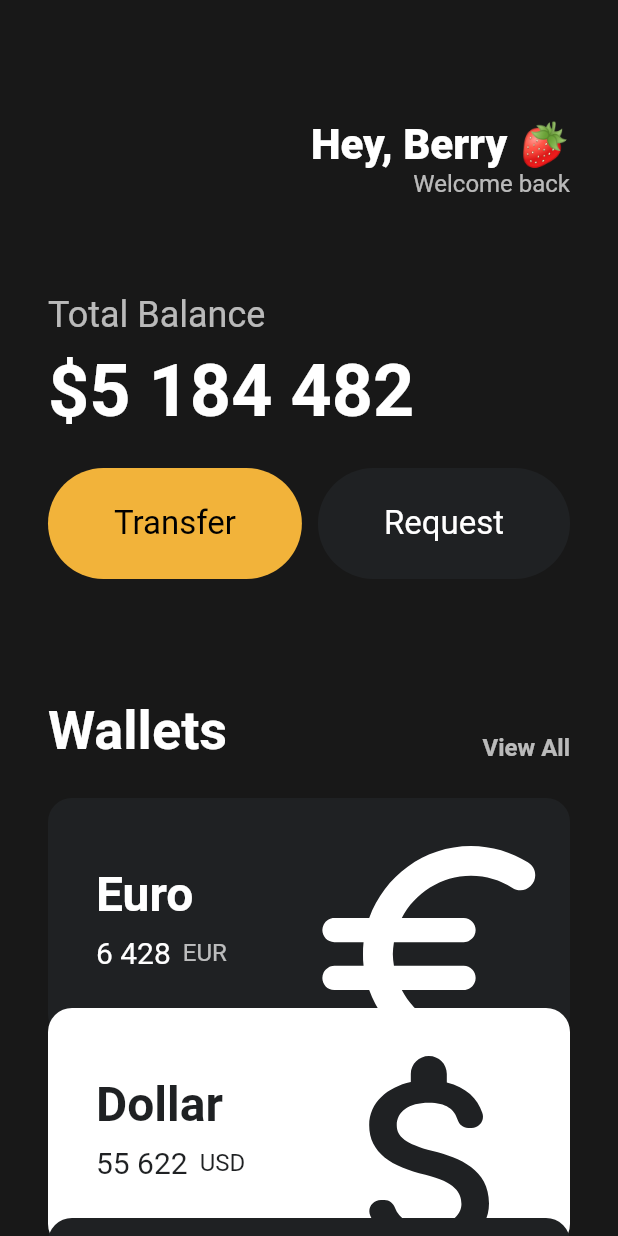
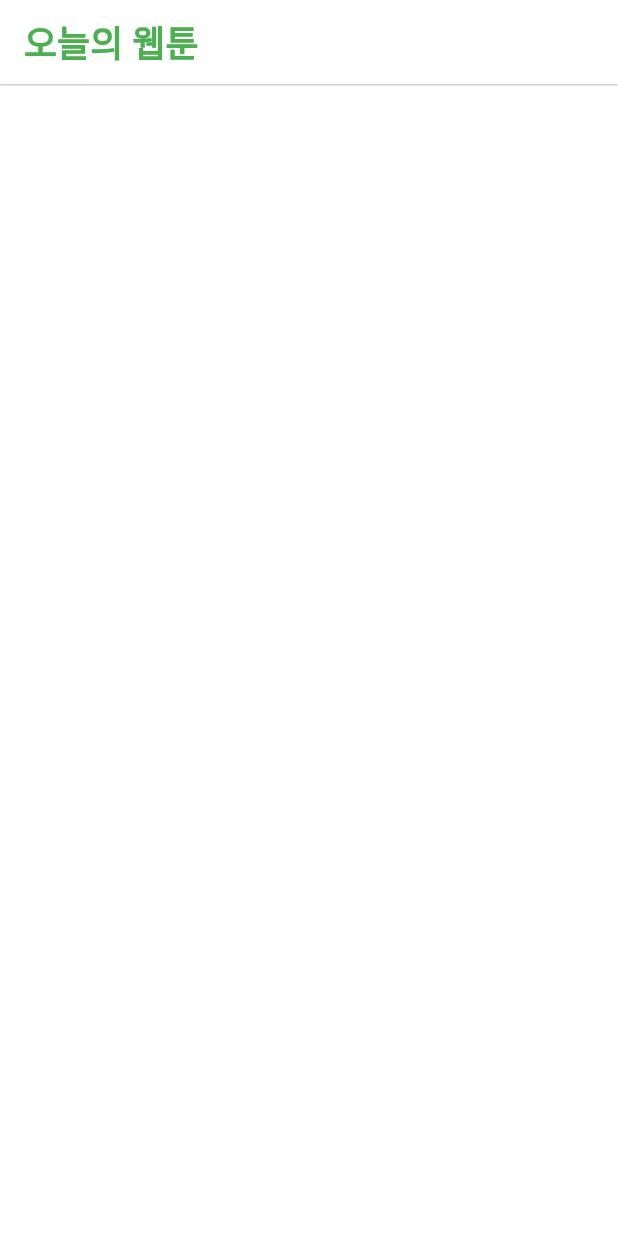
Before and after one commit to seoziyeong/nomadcoder-flutter-webtoon, a Flutter app: the screen it shows after launch, on a phone screen of 412 x 824 dp. Run offline on Flutter 3.47's test engine with Material 2 defaults, Android fonts, the phone set to English and light mode, and no system bars.

Commit message:
design : appBar ui

```diff
--- a/lib/main.dart
+++ b/lib/main.dart
@@ -1,6 +1,5 @@
 import 'package:flutter/material.dart';
-import 'package:nomadcoder_flutter_webtoon/widgets/button.dart';
-import 'package:nomadcoder_flutter_webtoon/widgets/currency_card.dart';
+import 'package:nomadcoder_flutter_webtoon/screens/home.screen.dart';
 
 void main() {
   runApp(const App());
@@ -14,137 +13,13 @@ class App extends StatelessWidget {
 
   @override
   Widget build(BuildContext context) {
-    return MaterialApp(
-      home: Scaffold(
-        backgroundColor: const Color(0xFF181818),
-        body: SingleChildScrollView(
-          // 세로 스크롤
-          child: Padding(
-            padding: const EdgeInsets.symmetric(horizontal: 32),
-            child: Column(
-              crossAxisAlignment: CrossAxisAlignment.start,
-              children: [
-                const SizedBox(
-                  height: 80,
-                ),
-                Row(
-                  mainAxisAlignment: MainAxisAlignment.end,
-                  children: [
-                    Column(
-                      crossAxisAlignment: CrossAxisAlignment.end,
-                      children: [
-                        const Text("Hey, Berry 🍓",
-                            style: TextStyle(
-                              color: Colors.white,
-                              fontSize: 28,
-                              fontWeight: FontWeight.w800,
-                            )),
-                        Text(
-                          "Welcome back",
-                          style: TextStyle(
-                            color: Colors.white.withOpacity(0.7),
-                            fontSize: 16,
-                          ),
-                        ),
-                      ],
-                    )
-                  ],
-                ),
-                const SizedBox(
-                  height: 64,
-                ),
-                Text(
-                  "Total Balance",
-                  style: TextStyle(
-                    fontSize: 24,
-                    color: Colors.white.withOpacity(0.7),
-                  ),
-                ),
-                const SizedBox(
-                  height: 8,
-                ),
-                const Text(
-                  "\$5 184 482",
-                  style: TextStyle(
-                      fontSize: 48,
-                      color: Colors.white,
-                      fontWeight: FontWeight.w700),
-                ),
-                const SizedBox(
-                  height: 24,
-                ),
-                const Row(
-                  mainAxisAlignment: MainAxisAlignment.spaceBetween,
-                  children: [
-                    Button(
-                      text: 'Transfer',
-                      bgColor: Color(0xFFF2B33A),
-                      textColor: Colors.black,
-                    ),
-                    Button(
-                      text: 'Request',
-                      bgColor: Color(0xfff1f2123),
-                      textColor: Colors.white,
-                    ),
-                  ],
-                ),
-                const SizedBox(
-                  height: 80,
-                ),
-                Row(
-                  crossAxisAlignment: CrossAxisAlignment.end,
-                  mainAxisAlignment: MainAxisAlignment.spaceBetween,
-                  children: [
-                    const Text(
-                      "Wallets",
-                      style: TextStyle(
-                        color: Colors.white,
-                        fontSize: 36,
-                        fontWeight: FontWeight.w700,
-                      ),
-                    ),
-                    Text(
-                      "View All",
-                      style: TextStyle(
-                        color: Colors.white.withOpacity(0.7),
-                        fontSize: 16,
-                        fontWeight: FontWeight.w600,
-                      ),
-                    ),
-                  ],
-                ),
-                const SizedBox(
-                  height: 24,
-                ),
-                const CurrencyCard(
-                  name: "Euro",
-                  code: "EUR",
-                  amount: "6 428",
-                  icon: Icons.euro_rounded,
-                  isInverted: false,
-                  offsetOrder: 0,
-                ),
-                const CurrencyCard(
-                  name: "Dollar",
-                  code: "USD",
-                  amount: "55 622",
-                  icon: Icons.attach_money_rounded,
-                  isInverted: true,
-                  offsetOrder: -20,
-                ),
-                const CurrencyCard(
-                  name: "Rupee",
-                  code: "INR",
-                  amount: "28 981",
-                  icon: Icons.currency_rupee_rounded,
-                  isInverted: false,
-                  offsetOrder: -40,
-                ),
-              ],
-            ),
-          ),
-        ),
-      ),
+    return const MaterialApp(
+      home: HomeScreen(),
+      // home: Scaffold(
+      //   backgroundColor: const Color(0xFF181818),
+      //   body: Container(),
+      //   // 세로 스크롤
+      // ),
     );
   }
 }
--- /dev/null
+++ b/lib/screens/home.screen.dart
@@ -0,0 +1,25 @@
+import 'package:flutter/material.dart';
+import 'package:flutter/services.dart';
+
+class HomeScreen extends StatelessWidget {
+  const HomeScreen({super.key});
+
+  @override
+  Widget build(BuildContext context) {
+    return Scaffold(
+      backgroundColor: Colors.white,
+      appBar: AppBar(
+        title: const Text(
+          "오늘의 웹툰",
+          style: TextStyle(
+            fontSize: 24,
+            fontWeight: FontWeight.w700,
+          ),
+        ),
+        backgroundColor: Colors.white,
+        foregroundColor: Colors.green,
+        elevation: 0.5,
+      ),
+    );
+  }
+}
```
